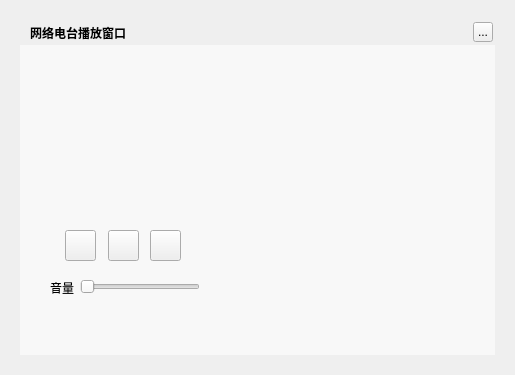
Before: the Qt Designer form TTKCore/musicUi/musicToolswidget/musicwebmusicradiowidget.ui in Greedysky/TTKMusicPlayer, drawn with Qt 5.
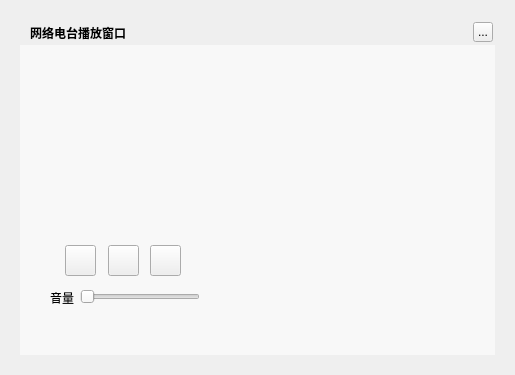
After: the same form once the commit is applied. Custom widgets are drawn as their Qt base class.

```diff
--- a/TTKCore/musicUi/musicToolswidget/musicwebmusicradiowidget.ui
+++ b/TTKCore/musicUi/musicToolswidget/musicwebmusicradiowidget.ui
@@ -59,7 +59,7 @@
    <property name="geometry">
     <rect>
      <x>65</x>
-     <y>230</y>
+     <y>245</y>
      <width>31</width>
      <height>31</height>
     </rect>
@@ -72,7 +72,7 @@
    <property name="geometry">
     <rect>
      <x>80</x>
-     <y>277</y>
+     <y>287</y>
      <width>120</width>
      <height>20</height>
     </rect>
@@ -85,7 +85,7 @@
    <property name="geometry">
     <rect>
      <x>50</x>
-     <y>280</y>
+     <y>290</y>
      <width>31</width>
      <height>16</height>
     </rect>
@@ -121,7 +121,7 @@
    <property name="geometry">
     <rect>
      <x>50</x>
-     <y>70</y>
+     <y>85</y>
      <width>150</width>
      <height>150</height>
     </rect>
@@ -134,7 +134,7 @@
    <property name="geometry">
     <rect>
      <x>108</x>
-     <y>230</y>
+     <y>245</y>
      <width>31</width>
      <height>31</height>
     </rect>
@@ -147,7 +147,7 @@
    <property name="geometry">
     <rect>
      <x>150</x>
-     <y>230</y>
+     <y>245</y>
      <width>31</width>
      <height>31</height>
     </rect>
@@ -160,7 +160,7 @@
    <property name="geometry">
     <rect>
      <x>50</x>
-     <y>300</y>
+     <y>310</y>
      <width>75</width>
      <height>30</height>
     </rect>
@@ -176,7 +176,7 @@
    <property name="geometry">
     <rect>
      <x>125</x>
-     <y>300</y>
+     <y>310</y>
      <width>75</width>
      <height>30</height>
     </rect>
@@ -199,6 +199,14 @@
   <zorder>positionLabel</zorder>
   <zorder>durationLabel</zorder>
  </widget>
+ <customwidgets>
+  <customwidget>
+   <class>MusicMarqueeWidget</class>
+   <extends>QWidget</extends>
+   <header>musicmarqueewidget.h</header>
+   <container>1</container>
+  </customwidget>
+ </customwidgets>
  <resources/>
  <connections/>
 </ui>
```
Left out of the diff: 11 changed lines with no effect on the pictures.
